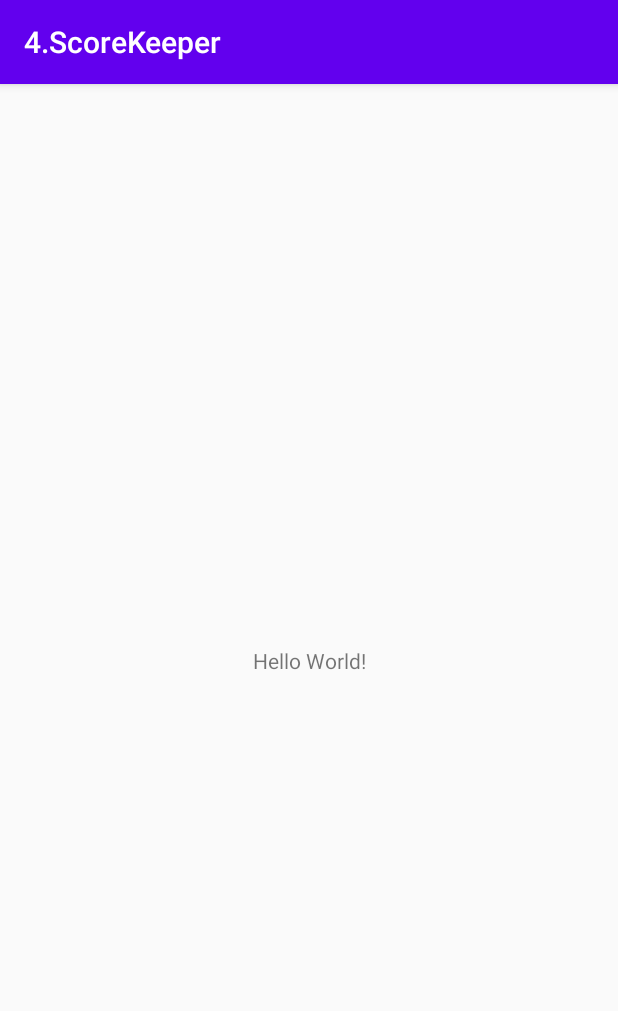
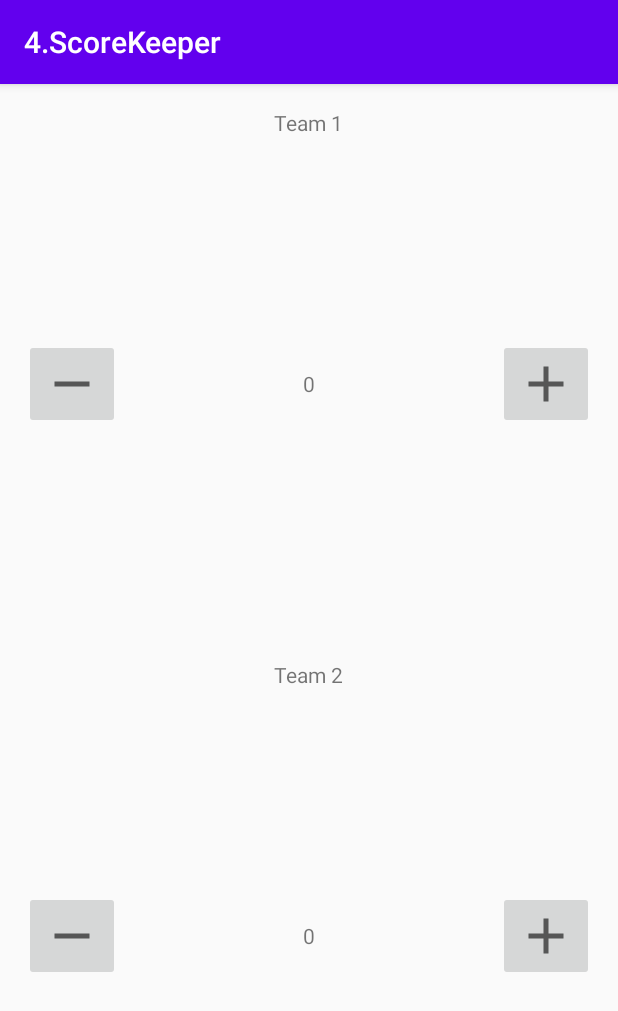
Before and after one commit to AhmedEzzat00/Android-CodeLabs, an Android app: the screen it shows after launch (MainActivity), on a phone screen of 412 x 824 dp. Shown: the top 1011 px of the screen. Run offline under Robolectric (Android 15) with nearby library versions, the phone set to English and light mode, and no system bars.

Commit message:
Create the MainLayout and the main Logic

```diff
--- a/4.ScoreKeeper/app/src/main/java/com/codelab/scorekeeper/MainActivity.java
+++ b/4.ScoreKeeper/app/src/main/java/com/codelab/scorekeeper/MainActivity.java
@@ -3,12 +3,61 @@ package com.codelab.scorekeeper;
 import androidx.appcompat.app.AppCompatActivity;
 
 import android.os.Bundle;
+import android.view.View;
+import android.widget.TextView;
 
 public class MainActivity extends AppCompatActivity {
+
+    // Member variables for holding the score
+    private int mScore1;
+    private int mScore2;
+
+    private TextView mScoreText1;
+    private TextView mScoreText2;
 
     @Override
     protected void onCreate(Bundle savedInstanceState) {
         super.onCreate(savedInstanceState);
         setContentView(R.layout.activity_main);
+
+        //Find the TextViews by ID
+        mScoreText1 = (TextView) findViewById(R.id.score_1);
+        mScoreText2 = (TextView) findViewById(R.id.score_2);
+    }
+
+    public void increaseScore(View view) {
+        //Get the ID of the button that was clicked
+        int viewID = view.getId();
+        switch (viewID) {
+            //If it was on Team 1
+            case R.id.increaseTeam1:
+                //Increment the score and update the TextView
+                mScore1++;
+                mScoreText1.setText(String.valueOf(mScore1));
+                break;
+            //If it was Team 2
+            case R.id.increaseTeam2:
+                //Increment the score and update the TextView
+                mScore2++;
+                mScoreText2.setText(String.valueOf(mScore2));
+        }
+    }
+
+    public void decreaseScore(View view) {
+        // Get the ID of the button that was clicked
+        int viewID = view.getId();
+        switch (viewID) {
+            //If it was on Team 1
+            case R.id.decreaseTeam1:
+                //Decrement the score and update the TextView
+                mScore1--;
+                mScoreText1.setText(String.valueOf(mScore1));
+                break;
+            //If it was Team 2
+            case R.id.decreaseTeam2:
+                //Decrement the score and update the TextView
+                mScore2--;
+                mScoreText2.setText(String.valueOf(mScore2));
+        }
     }
 }
--- /dev/null
+++ b/4.ScoreKeeper/app/src/main/res/drawable/ic_minus.xml
@@ -0,0 +1,10 @@
+<vector android:height="40dp"
+    android:tint="?attr/colorControlNormal"
+    android:viewportHeight="24"
+    android:viewportWidth="24"
+    android:width="40dp"
+    xmlns:android="http://schemas.android.com/apk/res/android">
+    <path
+        android:fillColor="@android:color/white"
+        android:pathData="M19,13H5v-2h14v2z" />
+</vector>
--- /dev/null
+++ b/4.ScoreKeeper/app/src/main/res/drawable/ic_plus.xml
@@ -0,0 +1,10 @@
+<vector android:height="40dp"
+    android:tint="?attr/colorControlNormal"
+    android:viewportHeight="24"
+    android:viewportWidth="24"
+    android:width="40dp"
+    xmlns:android="http://schemas.android.com/apk/res/android">
+    <path
+        android:fillColor="@android:color/white"
+        android:pathData="M19,13h-6v6h-2v-6H5v-2h6V5h2v6h6v2z" />
+</vector>
--- a/4.ScoreKeeper/app/src/main/res/layout/activity_main.xml
+++ b/4.ScoreKeeper/app/src/main/res/layout/activity_main.xml
@@ -1,18 +1,94 @@
-<?xml version="1.0" encoding="utf-8"?>
-<androidx.constraintlayout.widget.ConstraintLayout xmlns:android="http://schemas.android.com/apk/res/android"
-    xmlns:app="http://schemas.android.com/apk/res-auto"
+<LinearLayout xmlns:android="http://schemas.android.com/apk/res/android"
     xmlns:tools="http://schemas.android.com/tools"
     android:layout_width="match_parent"
     android:layout_height="match_parent"
+    android:orientation="vertical"
+    android:padding="16dp"
     tools:context=".MainActivity">
 
-    <TextView
-        android:layout_width="wrap_content"
-        android:layout_height="wrap_content"
-        android:text="Hello World!"
-        app:layout_constraintBottom_toBottomOf="parent"
-        app:layout_constraintLeft_toLeftOf="parent"
-        app:layout_constraintRight_toRightOf="parent"
-        app:layout_constraintTop_toTopOf="parent" />
+    <RelativeLayout
+        android:layout_width="match_parent"
+        android:layout_height="0dp"
+        android:layout_weight="1">
 
-</androidx.constraintlayout.widget.ConstraintLayout>
+        <TextView
+            android:layout_width="wrap_content"
+            android:layout_height="wrap_content"
+            android:layout_alignParentTop="true"
+            android:layout_centerHorizontal="true"
+            android:text="@string/team_1" />
+
+        <ImageButton
+            android:id="@+id/decreaseTeam1"
+            android:layout_width="wrap_content"
+            android:layout_height="wrap_content"
+            android:layout_alignParentStart="true"
+            android:layout_alignParentLeft="true"
+            android:layout_centerVertical="true"
+            android:contentDescription="@string/minus_button_description"
+            android:onClick="decreaseScore"
+            android:src="@drawable/ic_minus" />
+
+        <TextView
+            android:id="@+id/score_1"
+            android:layout_width="wrap_content"
+            android:layout_height="wrap_content"
+            android:layout_centerHorizontal="true"
+            android:layout_centerVertical="true"
+            android:text="@string/initial_count" />
+
+        <ImageButton
+            android:id="@+id/increaseTeam1"
+            android:layout_width="wrap_content"
+            android:layout_height="wrap_content"
+            android:layout_alignParentEnd="true"
+            android:layout_alignParentRight="true"
+            android:layout_centerVertical="true"
+            android:contentDescription="@string/plus_button_description"
+            android:onClick="increaseScore"
+            android:src="@drawable/ic_plus" />
+    </RelativeLayout>
+
+    <RelativeLayout
+        android:layout_width="match_parent"
+        android:layout_height="0dp"
+        android:layout_weight="1">
+
+        <TextView
+            android:layout_width="wrap_content"
+            android:layout_height="wrap_content"
+            android:layout_alignParentTop="true"
+            android:layout_centerHorizontal="true"
+            android:text="@string/team_2" />
+
+        <ImageButton
+            android:id="@+id/decreaseTeam2"
+            android:layout_width="wrap_content"
+            android:layout_height="wrap_content"
+            android:layout_alignParentStart="true"
+            android:layout_alignParentLeft="true"
+            android:layout_centerVertical="true"
+            android:contentDescription="@string/minus_button_description"
+            android:onClick="decreaseScore"
+            android:src="@drawable/ic_minus" />
+
+        <TextView
+            android:id="@+id/score_2"
+            android:layout_width="wrap_content"
+            android:layout_height="wrap_content"
+            android:layout_centerHorizontal="true"
+            android:layout_centerVertical="true"
+            android:text="@string/initial_count" />
+
+        <ImageButton
+            android:id="@+id/increaseTeam2"
+            android:layout_width="wrap_content"
+            android:layout_height="wrap_content"
+            android:layout_alignParentEnd="true"
+            android:layout_alignParentRight="true"
+            android:layout_centerVertical="true"
+            android:contentDescription="@string/plus_button_description"
+            android:onClick="increaseScore"
+            android:src="@drawable/ic_plus" />
+    </RelativeLayout>
+</LinearLayout>
--- a/4.ScoreKeeper/app/src/main/res/values/strings.xml
+++ b/4.ScoreKeeper/app/src/main/res/values/strings.xml
@@ -1,3 +1,8 @@
 <resources>
     <string name="app_name">4.ScoreKeeper</string>
+    <string name="team_1">Team 1</string>
+    <string name="team_2">Team 2</string>
+    <string name="initial_count">0</string>
+    <string name="minus_button_description">Minus Button</string>
+    <string name="plus_button_description">Plus Button</string>
 </resources>
```
